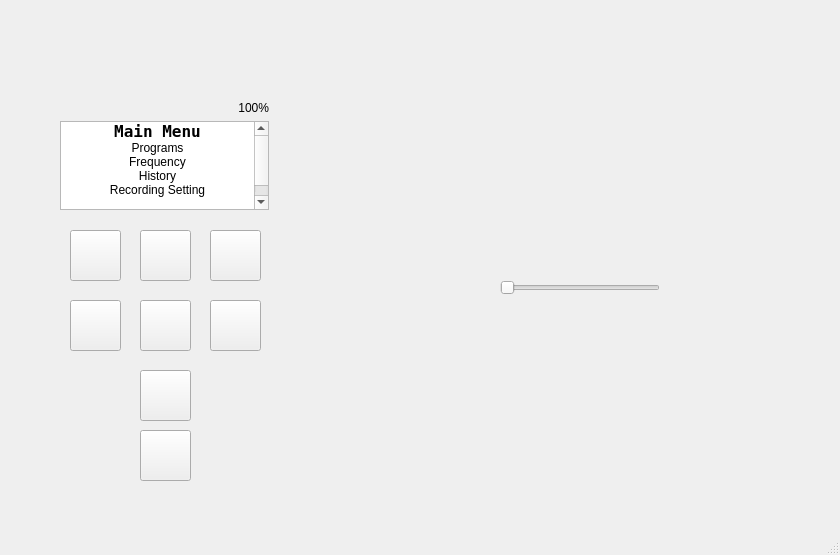
The window that MCT_device_simulator/mct_simulator.ui (Mattyx227/Winter-COMP3004-FinalProject) describes before a commit, drawn with Qt 5.
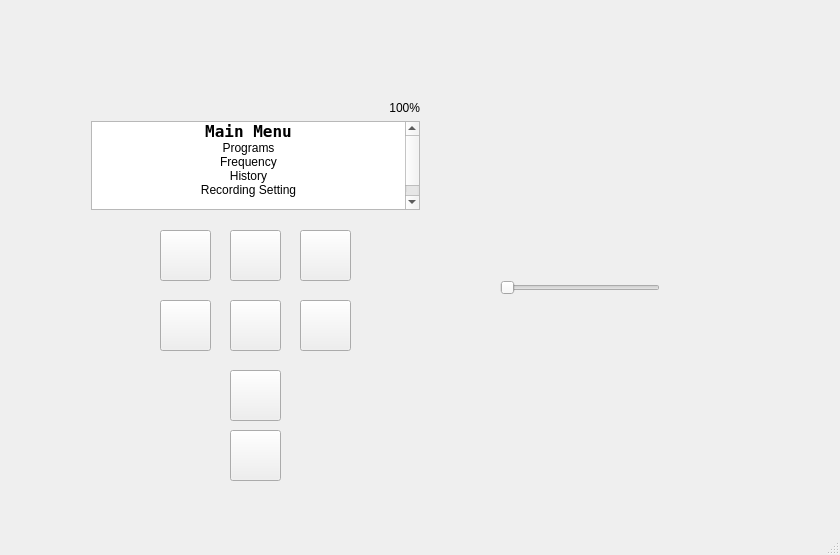
The same window after the commit.

```diff
--- a/MCT_device_simulator/mct_simulator.ui
+++ b/MCT_device_simulator/mct_simulator.ui
@@ -17,7 +17,7 @@
    <widget class="QPushButton" name="leftButton">
     <property name="geometry">
      <rect>
-      <x>70</x>
+      <x>160</x>
       <y>300</y>
       <width>51</width>
       <height>51</height>
@@ -30,7 +30,7 @@
    <widget class="QPushButton" name="rightButton">
     <property name="geometry">
      <rect>
-      <x>210</x>
+      <x>300</x>
       <y>300</y>
       <width>51</width>
       <height>51</height>
@@ -43,7 +43,7 @@
    <widget class="QPushButton" name="upButton">
     <property name="geometry">
      <rect>
-      <x>140</x>
+      <x>230</x>
       <y>230</y>
       <width>51</width>
       <height>51</height>
@@ -56,7 +56,7 @@
    <widget class="QPushButton" name="downButton">
     <property name="geometry">
      <rect>
-      <x>140</x>
+      <x>230</x>
       <y>370</y>
       <width>51</width>
       <height>51</height>
@@ -69,7 +69,7 @@
    <widget class="QPushButton" name="okButton">
     <property name="geometry">
      <rect>
-      <x>140</x>
+      <x>230</x>
       <y>300</y>
       <width>51</width>
       <height>51</height>
@@ -82,7 +82,7 @@
    <widget class="QPushButton" name="returnButton">
     <property name="geometry">
      <rect>
-      <x>70</x>
+      <x>160</x>
       <y>230</y>
       <width>51</width>
       <height>51</height>
@@ -95,7 +95,7 @@
    <widget class="QPushButton" name="menuButton">
     <property name="geometry">
      <rect>
-      <x>210</x>
+      <x>300</x>
       <y>230</y>
       <width>51</width>
       <height>51</height>
@@ -108,7 +108,7 @@
    <widget class="QPushButton" name="powerButton">
     <property name="geometry">
      <rect>
-      <x>140</x>
+      <x>230</x>
       <y>430</y>
       <width>51</width>
       <height>51</height>
@@ -121,9 +121,9 @@
    <widget class="QWidget" name="verticalLayoutWidget">
     <property name="geometry">
      <rect>
-      <x>49</x>
+      <x>80</x>
       <y>90</y>
-      <width>231</width>
+      <width>351</width>
       <height>131</height>
      </rect>
     </property>
```
